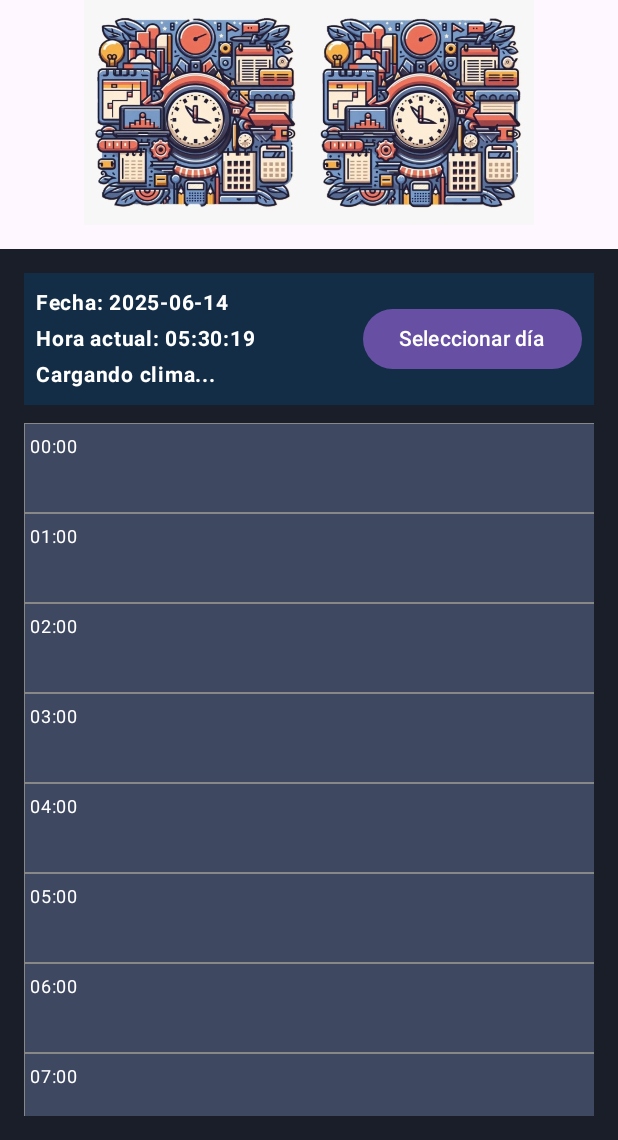
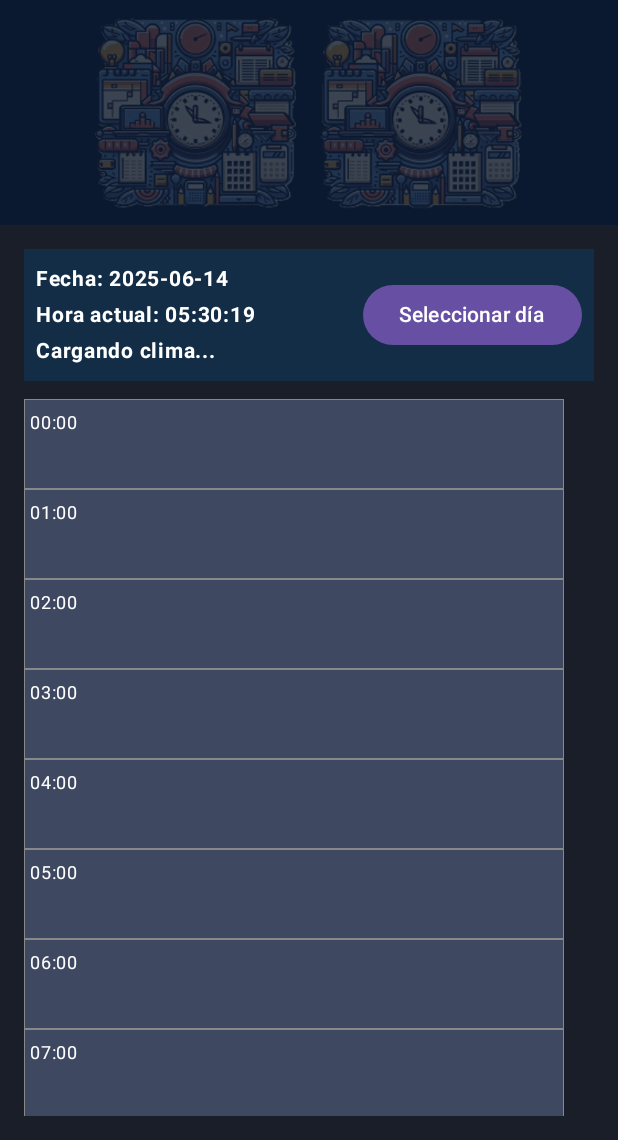
Before and after one commit to JuanJHernandezA/ProyectoMoviles, an Android app built with Jetpack Compose: the AdministradorScreen screen opened through its navigation route, on a phone screen of 412 x 824 dp, the part 96-1236 px from its top. Run offline under Robolectric (Android 15) with nearby library versions, the phone set to English and light mode, and no system bars; our stand-ins replace Firebase (no records; nobody signed in at launch, a user with empty details on screens opened directly).

Commit message:
validacion de la cedula en ventana empleado, imagen de encabezado organizada acorde a las retroalimentaciones

```diff
--- a/app/src/main/java/com/example/calendapp/administrador/AdministradorScreen.kt
+++ b/app/src/main/java/com/example/calendapp/administrador/AdministradorScreen.kt
@@ -15,6 +15,7 @@ import androidx.compose.ui.Alignment
 import androidx.compose.ui.Modifier
 import androidx.compose.ui.graphics.Color
 import androidx.compose.ui.graphics.vector.ImageVector
+import androidx.compose.ui.layout.ContentScale
 import androidx.compose.ui.platform.LocalContext
 import androidx.compose.ui.res.painterResource
 import androidx.compose.ui.text.font.FontWeight
@@ -79,12 +80,19 @@ fun AdministradorScreen(navController: NavHostController) {
                 modifier = Modifier.fillMaxSize().padding(padding),
                 verticalArrangement = Arrangement.SpaceBetween
             ) {
-                Image(
-                    painter = painterResource(id = R.drawable.encabezado),
-                    contentDescription = "Imagen de encabezado",
-                    modifier = Modifier.fillMaxWidth().height(150.dp)
-                )
-                Spacer(modifier = Modifier.height(16.dp))
+                Box(
+                    modifier = Modifier
+                        .fillMaxWidth()
+                        .height(150.dp)
+                        .background(Color(0xFF0A192F))
+                ) {
+                    Image(
+                        painter = painterResource(id = R.drawable.encabezado),
+                        contentDescription = "Imagen de encabezado",
+                        modifier = Modifier.fillMaxSize(),
+                        contentScale = ContentScale.Fit
+                    )
+                }
                 HorariosContent(Modifier.weight(1f), viewModel)
             }
         }
@@ -238,7 +246,7 @@ fun HorariosContent(modifier: Modifier = Modifier, viewModel: AdministradorViewM
                 .weight(1f)
                 .horizontalScroll(scrollState)
         ) {
-            val totalWidthDp = if (5 > viewModel.horarios.size && viewModel.horarios.size > 1) 500.dp else if (viewModel.horarios.size > 5) 800.dp else 400.dp
+            val totalWidthDp = if (5 > viewModel.horarios.size && viewModel.horarios.size > 1) 500.dp else if (viewModel.horarios.size > 5) 800.dp else 360.dp
 
             Box(
                 modifier = Modifier
--- a/app/src/main/java/com/example/calendapp/empleado/EmpleadoModel.kt
+++ b/app/src/main/java/com/example/calendapp/empleado/EmpleadoModel.kt
@@ -9,7 +9,7 @@ import kotlinx.coroutines.withContext
 import java.text.SimpleDateFormat
 import java.util.*
 
-class EmpleadoModel {
+class EmpleadoModel(private val cedula: String) {
     private val db = FirebaseFirestore.getInstance()
     private val TAG = "EmpleadoModel"
 
@@ -48,7 +48,7 @@ class EmpleadoModel {
 
         Log.d(TAG, "Horarios procesados: ${fetchedHorarios.size}")
 
-        val filteredHorarios = fetchedHorarios.filter { horario ->
+        val filteredHorarios = fetchedHorarios.filter  { it.empleadoId == cedula }.filter{ horario ->
             // Verificar si la fecha seleccionada está en la lista de fechas
             val matchesFechas = horario.fechas.any { fecha ->
                 Log.d(TAG, "Comparando fecha en array: $fecha con $selectedDate")
--- a/app/src/main/java/com/example/calendapp/empleado/EmpleadoViewModel.kt
+++ b/app/src/main/java/com/example/calendapp/empleado/EmpleadoViewModel.kt
@@ -20,10 +20,10 @@ data class EmpleadoState(
     val error: String? = null
 )
 
-class EmpleadoViewModel : ViewModel() {
+class EmpleadoViewModel(private val cedula: String) : ViewModel() {
     private val _state = MutableStateFlow(EmpleadoState())
     val state: StateFlow<EmpleadoState> = _state.asStateFlow()
-    private val model = EmpleadoModel()
+    private val model = EmpleadoModel(cedula)
 
     init {
         _state.value = _state.value.copy(selectedDate = model.getCurrentDate())
```
Also changed, not shown: app/src/main/java/com/example/calendapp/empleado/EmpleadoScreen.kt (+20 -17 lines), app/src/main/res/drawable/encabezado.png.
